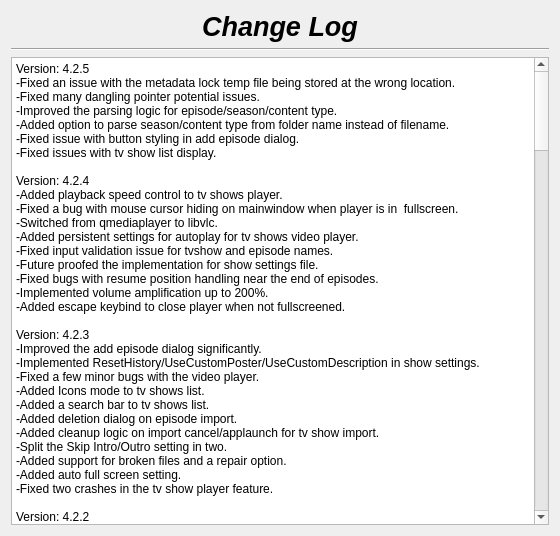
First picture: the form in changelog.ui, repository therealMaPMaKeR/MMDiary, before the edit.
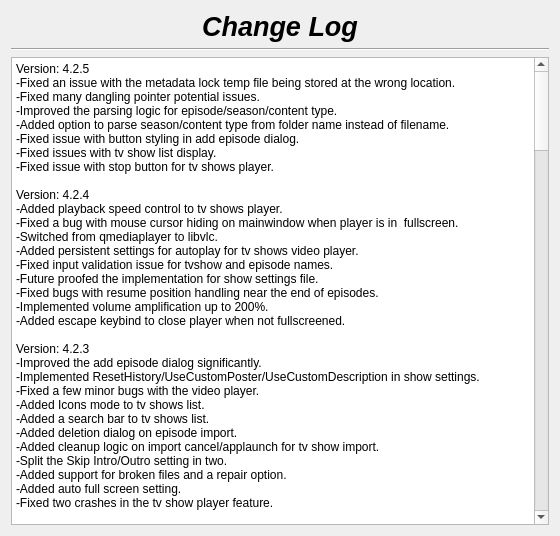
Second picture: the form after the edit.

What changed in the file:
```diff
--- a/changelog.ui
+++ b/changelog.ui
@@ -57,7 +57,8 @@
 &lt;/style&gt;&lt;/head&gt;&lt;body style=&quot; font-family:'Segoe UI'; font-size:9pt; font-weight:400; font-style:normal;&quot;&gt;
 &lt;p style=&quot; margin-top:0px; margin-bottom:0px; margin-left:0px; margin-right:0px; -qt-block-indent:0; text-indent:0px;&quot;&gt;Version: 4.2.5&lt;br /&gt;-Fixed an issue with the metadata lock temp file being stored at the wrong location.&lt;br /&gt;-Fixed many dangling pointer potential issues.&lt;/p&gt;
 &lt;p style=&quot; margin-top:0px; margin-bottom:0px; margin-left:0px; margin-right:0px; -qt-block-indent:0; text-indent:0px;&quot;&gt;-Improved the parsing logic for episode/season/content type.&lt;br /&gt;-Added option to parse season/content type from folder name instead of filename.&lt;br /&gt;-Fixed issue with button styling in add episode dialog.&lt;/p&gt;
-&lt;p style=&quot; margin-top:0px; margin-bottom:0px; margin-left:0px; margin-right:0px; -qt-block-indent:0; text-indent:0px;&quot;&gt;-Fixed issues with tv show list display.&lt;br /&gt;&lt;br /&gt;Version: 4.2.4&lt;br /&gt;-Added playback speed control to tv shows player.&lt;br /&gt;-Fixed a bug with mouse cursor hiding on mainwindow when player is in  fullscreen.&lt;/p&gt;
+&lt;p style=&quot; margin-top:0px; margin-bottom:0px; margin-left:0px; margin-right:0px; -qt-block-indent:0; text-indent:0px;&quot;&gt;-Fixed issues with tv show list display.&lt;/p&gt;
+&lt;p style=&quot; margin-top:0px; margin-bottom:0px; margin-left:0px; margin-right:0px; -qt-block-indent:0; text-indent:0px;&quot;&gt;-Fixed issue with stop button for tv shows player.&lt;br /&gt;&lt;br /&gt;Version: 4.2.4&lt;br /&gt;-Added playback speed control to tv shows player.&lt;br /&gt;-Fixed a bug with mouse cursor hiding on mainwindow when player is in  fullscreen.&lt;/p&gt;
 &lt;p style=&quot; margin-top:0px; margin-bottom:0px; margin-left:0px; margin-right:0px; -qt-block-indent:0; text-indent:0px;&quot;&gt;-Switched from qmediaplayer to libvlc.&lt;br /&gt;-Added persistent settings for autoplay for tv shows video player.&lt;br /&gt;-Fixed input validation issue for tvshow and episode names.&lt;br /&gt;-Future proofed the implementation for show settings file.&lt;br /&gt;-Fixed bugs with resume position handling near the end of episodes.&lt;br /&gt;-Implemented volume amplification up to 200%.&lt;br /&gt;-Added escape keybind to close player when not fullscreened.&lt;br /&gt;&lt;br /&gt;Version: 4.2.3&lt;br /&gt;-Improved the add episode dialog significantly.&lt;/p&gt;
 &lt;p style=&quot; margin-top:0px; margin-bottom:0px; margin-left:0px; margin-right:0px; -qt-block-indent:0; text-indent:0px;&quot;&gt;-Implemented ResetHistory/UseCustomPoster/UseCustomDescription in show settings.&lt;br /&gt;-Fixed a few minor bugs with the video player.&lt;br /&gt;-Added Icons mode to tv shows list.&lt;br /&gt;-Added a search bar to tv shows list.&lt;/p&gt;
 &lt;p style=&quot; margin-top:0px; margin-bottom:0px; margin-left:0px; margin-right:0px; -qt-block-indent:0; text-indent:0px;&quot;&gt;-Added deletion dialog on episode import.&lt;br /&gt;-Added cleanup logic on import cancel/applaunch for tv show import.&lt;br /&gt;-Split the Skip Intro/Outro setting in two.&lt;br /&gt;-Added support for broken files and a repair option.&lt;br /&gt;-Added auto full screen setting.&lt;/p&gt;
```
